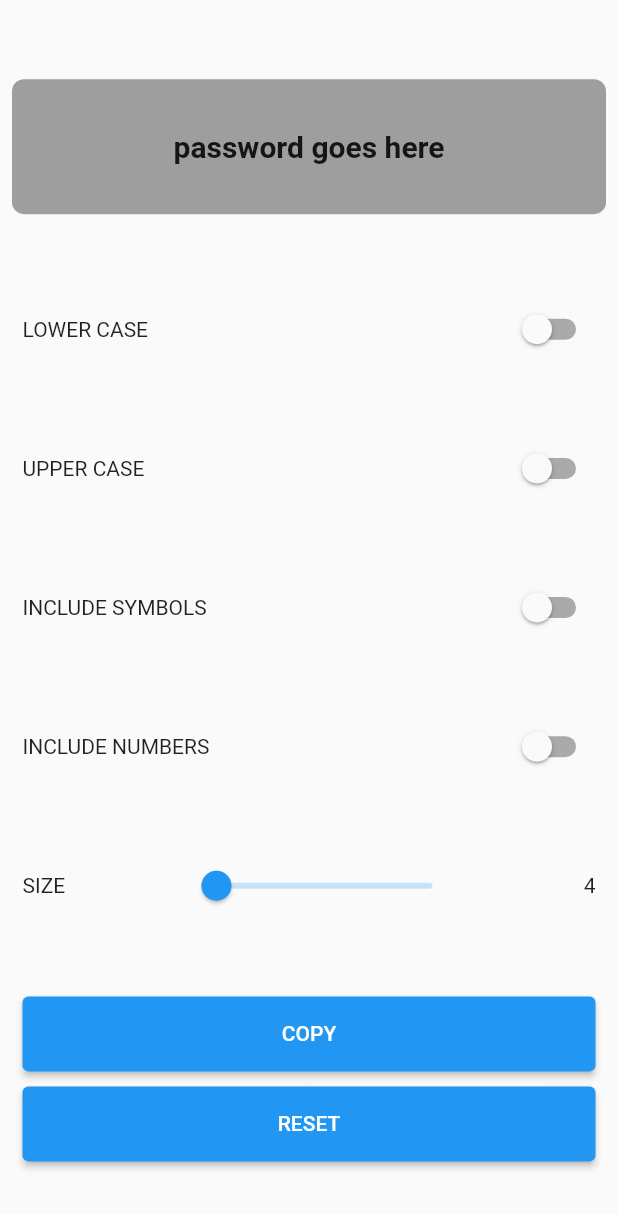
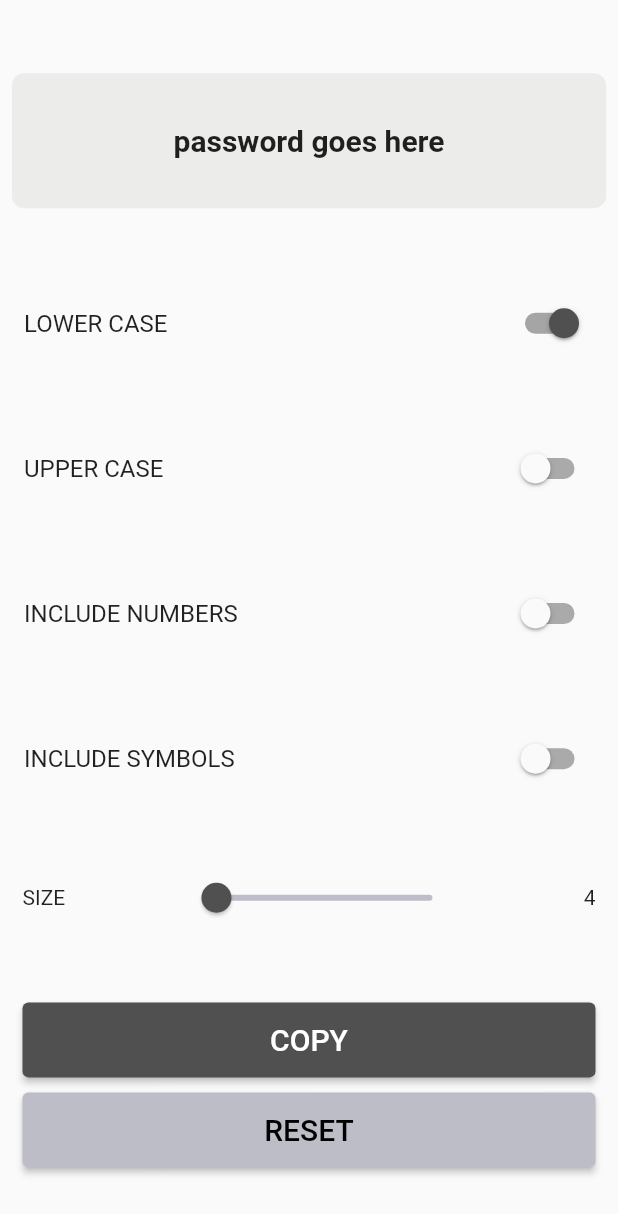
Before and after one commit to wanseabra/password_generator, a Flutter app: the screen it shows after launch, on a phone screen of 412 x 824 dp. Shown: the top 1214 px of the screen. Run offline on Flutter 3.47's test engine with Material 2 defaults, Android fonts, the phone set to English and light mode, and no system bars; our stand-ins replace fluttertoast.

Commit message:
final alterations, I guess

```diff
--- a/lib/main.dart
+++ b/lib/main.dart
@@ -1,3 +1,5 @@
+import 'dart:math';
+
 import 'package:flutter/material.dart';
 import 'package:flutter/services.dart';
 import 'package:fluttertoast/fluttertoast.dart';
@@ -14,23 +16,52 @@ class PasswordGen extends StatefulWidget {
 }
 
 class _PasswordGenState extends State<PasswordGen> {
-  bool lowerCase = false;
+  bool lowerCase = true;
   bool upperCase = false;
   bool hasNumbers = false;
   bool hasSymbols = false;
 
-  List <String> options = [];
+  List<String> options = ["lowerCase"];
 
   int size = 4;
   String password = "password goes here";
 
-  String passwordGenerator(){
-    return "";
+  String passwordGenerator() {
+    List<String> password = [];
+    for (int i = 0; i < size; i++) {
+      //o tamanho da senha
+      //sortear uma das opcoes
+      var sorteio = Random().nextInt(options.length);
+      switch (options[sorteio]) {
+        case "lowerCase":
+          {
+            password.add(String.fromCharCode((Random().nextInt(25) + 97)));
+          }
+          break;
+        case "upperCase":
+          {
+            password.add(String.fromCharCode((Random().nextInt(25) + 65)));
+          }
+          break;
+        case "hasSymbols":
+          {
+            password.add(String.fromCharCode((Random().nextInt(14) + 33)));
+          }
+          break;
+        case "hasNumbers":
+          {
+            password.add(String.fromCharCode((Random().nextInt(10) + 48)));
+          }
+          break;
+      }
+    }
+    return password.join("");
   }
 
   @override
   Widget build(BuildContext context) {
     return MaterialApp(
+      theme: ThemeData(primaryColor: Colors.black),
       home: Scaffold(
         body: SafeArea(
           child: Center(
@@ -43,7 +74,7 @@ class _PasswordGenState extends State<PasswordGen> {
                   width: double.infinity,
                   decoration: const BoxDecoration(
                     borderRadius: BorderRadius.all(Radius.circular(8)),
-                    color: Colors.grey,
+                    color: Color(0xFFECECEA),
                   ),
                   child: Align(
                     alignment: Alignment.center,
@@ -56,106 +87,90 @@ class _PasswordGenState extends State<PasswordGen> {
                     ),
                   ),
                 ),
-                Padding(
-                  padding: const EdgeInsets.symmetric(horizontal: 15),
-                  child: Row(
-                    mainAxisAlignment: MainAxisAlignment.spaceBetween,
-                    children: [
-                      const Text("LOWER CASE"),
-                      Switch(
+                SwitchListTile(
+                    title: const Text("LOWER CASE"),
+                    activeColor: const Color(0xFF505050),
                     value: lowerCase,
                     onChanged: (bool value) {
                       setState(() {
-                              print(value.toString());
+                        if (!value) {
+                          if (options.length > 1) {
                             lowerCase = value;
-                              if (!lowerCase) {
                             options.remove("lowerCase");
-                                print(options);
+                            password = passwordGenerator();
                           }
-                              else{
+                        } else {
+                          if (!options.contains("lowerCase")) {
+                            lowerCase = value;
                             options.add("lowerCase");
-                                print(options);
+                            password = passwordGenerator();
+                          }
                         }
                       });
-                          })
-                    ],
-                  ),
-                ), // lower case
-                Padding(
-                  padding: const EdgeInsets.symmetric(horizontal: 15),
-                  child: Row(
-                    mainAxisAlignment: MainAxisAlignment.spaceBetween,
-                    children: [
-                      const Text("UPPER CASE"),
-                      Switch(
+                    }), // lower case
+                SwitchListTile(
+                    title: const Text("UPPER CASE"),
+                    activeColor: const Color(0xFF505050),
                     value: upperCase,
                     onChanged: (bool value) {
                       setState(() {
-                              print(value.toString());
+                        if (!value) {
+                          if (options.length > 1) {
                             upperCase = value;
-                              if (!upperCase) {
                             options.remove("upperCase");
-                                print(options);
+                            password = passwordGenerator();
                           }
-                              else{
+                        } else {
+                          if (!options.contains("upperCase")) {
+                            upperCase = value;
                             options.add("upperCase");
-                                print(options);
+                            password = passwordGenerator();
+                          }
                         }
                       });
-                          })
-                    ],
-                  ),
-                ), // upper case
-                Padding(
-                  padding: const EdgeInsets.symmetric(horizontal: 15),
-                  child: Row(
-                    mainAxisAlignment: MainAxisAlignment.spaceBetween,
-                    children: [
-                      const Text("INCLUDE SYMBOLS"),
-                      Switch(
+                    }), // upper case
+                SwitchListTile(
+                    title: const Text("INCLUDE NUMBERS"),
+                    activeColor: const Color(0xFF505050),
+                    value: hasNumbers,
+                    onChanged: (bool value) {
+                      setState(() {
+                        if (!value) {
+                          if (options.length > 1) {
+                            hasNumbers = value;
+                            options.remove("hasNumbers");
+                            password = passwordGenerator();
+                          }
+                        } else {
+                          if (!options.contains("hasNumbers")) {
+                            hasNumbers = value;
+                            options.add("hasNumbers");
+                            password = passwordGenerator();
+                          }
+                        }
+                      });
+                    }), // has numbers
+                SwitchListTile(
+                    title: const Text("INCLUDE SYMBOLS"),
+                    activeColor: const Color(0xFF505050),
                     value: hasSymbols,
                     onChanged: (bool value) {
                       setState(() {
-                              print(value.toString());
+                        if (!value) {
+                          if (options.length > 1) {
                             hasSymbols = value;
-                              if (!hasSymbols) {
                             options.remove("hasSymbols");
-                                print(options);
+                            password = passwordGenerator();
                           }
-                              else{
+                        } else {
+                          if (!options.contains("hasSymbols")) {
+                            hasSymbols = value;
                             options.add("hasSymbols");
-                                print(options);
+                            password = passwordGenerator();
+                          }
                         }
                       });
-                          })
-                    ],
-                  ),
-                ), // include symbols
-                Padding(
-                  padding: const EdgeInsets.symmetric(horizontal: 15),
-                  child: Row(
-                    mainAxisAlignment: MainAxisAlignment.spaceBetween,
-                    children: [
-                      const Text("INCLUDE NUMBERS"),
-                      Switch(
-                          value: hasNumbers,
-                          onChanged: (bool value) {
-                            setState(() {
-                              print(value.toString());
-                              hasNumbers = value;
-                              if (!hasNumbers) {
-                                options.remove("hasNumbers");
-                                print(options);
-                              }
-                              else{
-                                options.add("hasNumbers");
-                                print(options);
-                              }
-                            });
-                          })
-                    ],
-                  ),
-                ), // include numbers
+                    }), // has symbols
                 Padding(
                   padding: const EdgeInsets.symmetric(horizontal: 15),
                   child: Row(
@@ -163,14 +178,18 @@ class _PasswordGenState extends State<PasswordGen> {
                     children: [
                       const Text("SIZE"),
                       Slider(
+                        activeColor: const Color(0xFF505050),
+                        inactiveColor: const Color(0xFFBDBDC7),
                         value: size.toDouble(),
                         onChanged: (double newValue) {
                           setState(() {
                             size = newValue.toInt();
+                            password = passwordGenerator();
                           });
                         },
+                        label: size.toString(),
                         min: 4.0,
-                        max: 10.0,
+                        max: 16.0,
                       ),
                       Text(size.toString()),
                     ],
@@ -179,31 +198,44 @@ class _PasswordGenState extends State<PasswordGen> {
                 Column(
                   children: [
                     Padding(
-                      padding:
-                      const EdgeInsets.symmetric(horizontal: 15, vertical: 5),
+                      padding: const EdgeInsets.symmetric(
+                          horizontal: 15, vertical: 5),
                       child: ElevatedButton(
                         style: ElevatedButton.styleFrom(
                           minimumSize: const Size.fromHeight(50),
+                          primary: const Color(0xFF505050),
                         ),
                         onPressed: () async {
-                          await Clipboard.setData(ClipboardData(text: password));
+                          await Clipboard.setData(
+                              ClipboardData(text: password));
                           Fluttertoast.showToast(
                               msg: "Password copied to clipboard!",
                               toastLength: Toast.LENGTH_SHORT,
                               backgroundColor: Colors.grey[600]);
                         },
-                        child: const Text("COPY"),
+                        child: const Text(
+                          "COPY",
+                          style: TextStyle(fontSize: 20),
+                        ),
                       ),
                     ), // copy button
                     Padding(
-                      padding:
-                      const EdgeInsets.symmetric(horizontal: 15, vertical: 5),
+                      padding: const EdgeInsets.symmetric(
+                          horizontal: 15, vertical: 5),
                       child: ElevatedButton(
-                        onPressed: () {},
+                        onPressed: () {
+                          setState(() {
+                            password = passwordGenerator();
+                          });
+                        },
                         style: ElevatedButton.styleFrom(
                           minimumSize: const Size.fromHeight(50),
+                          primary: const Color(0xFFBDBDC7),
                         ),
-                        child: const Text("RESET"),
+                        child: const Text(
+                          "RESET",
+                          style: TextStyle(color: Colors.black, fontSize: 20),
+                        ),
                       ),
                     ),
                   ],
```
Lines whose indentation alone changed are shown as unchanged.
